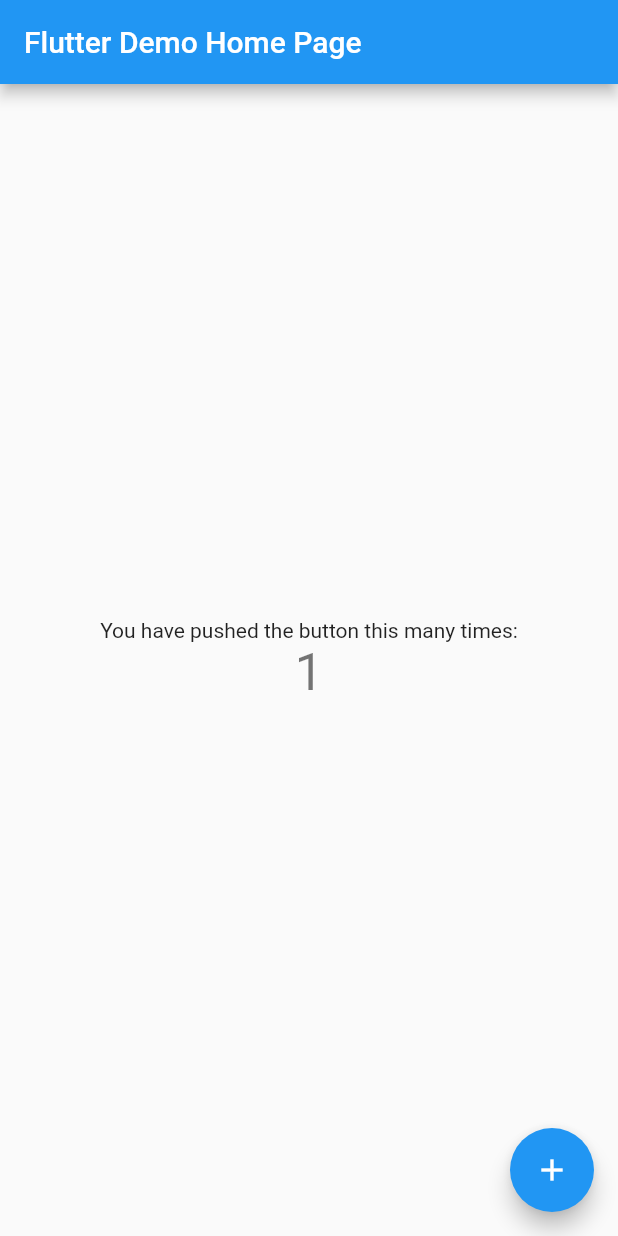
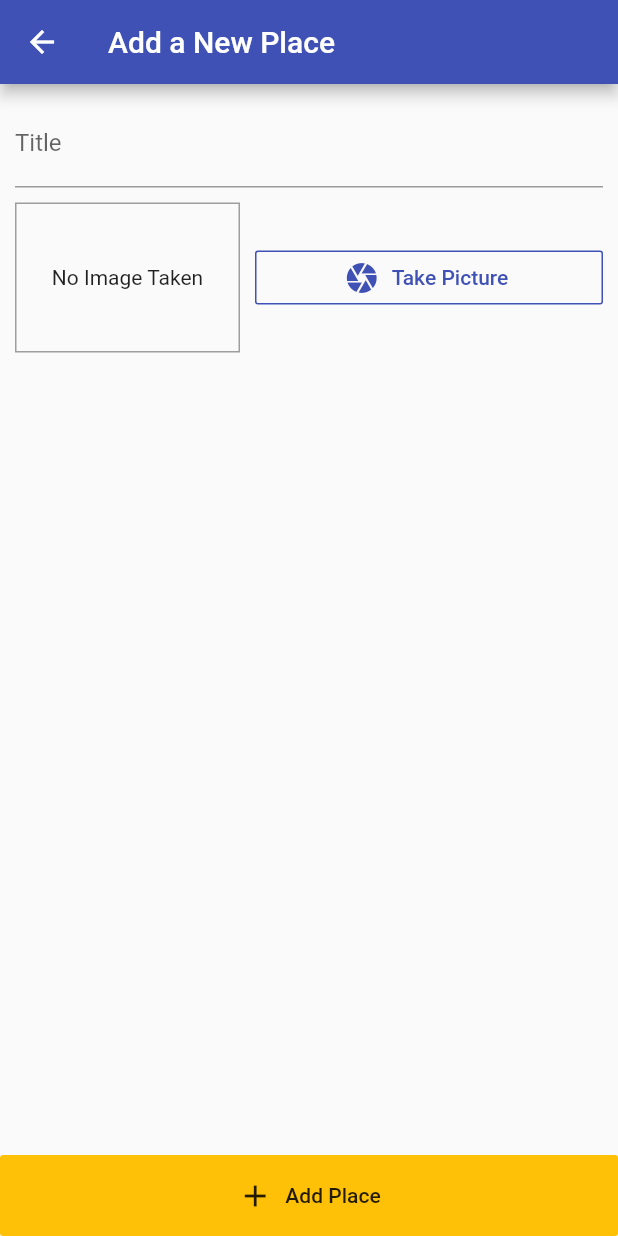
Before and after one commit to imKashyap/Great-Places, a Flutter app: the screen it shows after launch, after a tap on the "add" icon, on a phone screen of 412 x 824 dp. Run offline on Flutter 3.47's test engine with Material 2 defaults, Android fonts, the phone set to English and light mode, and no system bars; our stand-ins replace image_picker.

Commit message:
Adding feature to access device camera

```diff
--- a/lib/main.dart
+++ b/lib/main.dart
@@ -1,117 +1,27 @@
 import 'package:flutter/material.dart';
+import 'package:provider/provider.dart';
 
-void main() {
-  runApp(MyApp());
-}
+import './providers/great_places.dart';
+import './screens/places_list_screen.dart';
+import './screens/add_place_screen.dart';
+
+void main() => runApp(MyApp());
 
 class MyApp extends StatelessWidget {
-  // This widget is the root of your application.
   @override
   Widget build(BuildContext context) {
-    return MaterialApp(
-      title: 'Flutter Demo',
-      theme: ThemeData(
-        // This is the theme of your application.
-        //
-        // Try running your application with "flutter run". You'll see the
-        // application has a blue toolbar. Then, without quitting the app, try
-        // changing the primarySwatch below to Colors.green and then invoke
-        // "hot reload" (press "r" in the console where you ran "flutter run",
-        // or simply save your changes to "hot reload" in a Flutter IDE).
-        // Notice that the counter didn't reset back to zero; the application
-        // is not restarted.
-        primarySwatch: Colors.blue,
-        // This makes the visual density adapt to the platform that you run
-        // the app on. For desktop platforms, the controls will be smaller and
-        // closer together (more dense) than on mobile platforms.
-        visualDensity: VisualDensity.adaptivePlatformDensity,
-      ),
-      home: MyHomePage(title: 'Flutter Demo Home Page'),
+    return ChangeNotifierProvider.value(
+      value: GreatPlaces(),
+      child: MaterialApp(
+          title: 'Great Places',
+          theme: ThemeData(
+            primarySwatch: Colors.indigo,
+            accentColor: Colors.amber,
+          ),
+          home: PlacesListScreen(),
+          routes: {
+            AddPlaceScreen.routeName: (ctx) => AddPlaceScreen(),
+          }),
     );
   }
 }
-
-class MyHomePage extends StatefulWidget {
-  MyHomePage({Key key, this.title}) : super(key: key);
-
-  // This widget is the home page of your application. It is stateful, meaning
-  // that it has a State object (defined below) that contains fields that affect
-  // how it looks.
-
-  // This class is the configuration for the state. It holds the values (in this
-  // case the title) provided by the parent (in this case the App widget) and
-  // used by the build method of the State. Fields in a Widget subclass are
-  // always marked "final".
-
-  final String title;
-
-  @override
-  _MyHomePageState createState() => _MyHomePageState();
-}
-
-class _MyHomePageState extends State<MyHomePage> {
-  int _counter = 0;
-
-  void _incrementCounter() {
-    setState(() {
-      // This call to setState tells the Flutter framework that something has
-      // changed in this State, which causes it to rerun the build method below
-      // so that the display can reflect the updated values. If we changed
-      // _counter without calling setState(), then the build method would not be
-      // called again, and so nothing would appear to happen.
-      _counter++;
-    });
-  }
-
-  @override
-  Widget build(BuildContext context) {
-    // This method is rerun every time setState is called, for instance as done
-    // by the _incrementCounter method above.
-    //
-    // The Flutter framework has been optimized to make rerunning build methods
-    // fast, so that you can just rebuild anything that needs updating rather
-    // than having to individually change instances of widgets.
-    return Scaffold(
-      appBar: AppBar(
-        // Here we take the value from the MyHomePage object that was created by
-        // the App.build method, and use it to set our appbar title.
-        title: Text(widget.title),
-      ),
-      body: Center(
-        // Center is a layout widget. It takes a single child and positions it
-        // in the middle of the parent.
-        child: Column(
-          // Column is also a layout widget. It takes a list of children and
-          // arranges them vertically. By default, it sizes itself to fit its
-          // children horizontally, and tries to be as tall as its parent.
-          //
-          // Invoke "debug painting" (press "p" in the console, choose the
-          // "Toggle Debug Paint" action from the Flutter Inspector in Android
-          // Studio, or the "Toggle Debug Paint" command in Visual Studio Code)
-          // to see the wireframe for each widget.
-          //
-          // Column has various properties to control how it sizes itself and
-          // how it positions its children. Here we use mainAxisAlignment to
-          // center the children vertically; the main axis here is the vertical
-          // axis because Columns are vertical (the cross axis would be
-          // horizontal).
-          mainAxisAlignment: MainAxisAlignment.center,
-          children: <Widget>[
-            Text(
-              'You have pushed the button this many times:',
-            ),
-            Text(
-              '$_counter',
-              style: Theme.of(context).textTheme.headline4,
-            ),
-          ],
-        ),
-      ),
-      floatingActionButton: FloatingActionButton(
-        onPressed: _incrementCounter,
-        tooltip: 'Increment',
-        child: Icon(Icons.add),
-      ), // This trailing comma makes auto-formatting nicer for build methods.
-    );
-  }
-}
--- /dev/null
+++ b/lib/models/place.dart
@@ -0,0 +1,28 @@
+import 'dart:io';
+import 'package:flutter/foundation.dart';
+
+class PlaceLocation {
+  final double latitude;
+  final double longitude;
+  final String address;
+
+  PlaceLocation({
+    @required this.latitude,
+    @required this.longitude,
+    this.address,
+  });
+}
+
+class Place {
+  final String id;
+  final String title;
+  final PlaceLocation location;
+  final File image;
+
+  Place({
+    @required this.id,
+    @required this.title,
+    @required this.location,
+    @required this.image,
+  });
+}
--- /dev/null
+++ b/lib/providers/great_places.dart
@@ -0,0 +1,27 @@
+import 'dart:io';
+
+import 'package:flutter/foundation.dart';
+
+import '../models/place.dart';
+
+class GreatPlaces with ChangeNotifier {
+  List<Place> _items = [];
+
+  List<Place> get items {
+    return [..._items];
+  }
+
+  void addPlace(
+    String pickedTitle,
+    File pickedImage,
+  ) {
+    final newPlace = Place(
+      id: DateTime.now().toString(),
+      image: pickedImage,
+      title: pickedTitle,
+      location: null,
+    );
+    _items.add(newPlace);
+    notifyListeners();
+  }
+}
--- /dev/null
+++ b/lib/screens/add_place_screen.dart
@@ -0,0 +1,74 @@
+import 'dart:io';
+
+import 'package:flutter/material.dart';
+import 'package:provider/provider.dart';
+
+import '../widgets/image_input.dart';
+import '../providers/great_places.dart';
+
+class AddPlaceScreen extends StatefulWidget {
+  static const routeName = '/add-place';
+
+  @override
+  _AddPlaceScreenState createState() => _AddPlaceScreenState();
+}
+
+class _AddPlaceScreenState extends State<AddPlaceScreen> {
+  final _titleController = TextEditingController();
+  File _pickedImage;
+
+  void _selectImage(File pickedImage) {
+    _pickedImage = pickedImage;
+  }
+
+  void _savePlace() {
+    if (_titleController.text.isEmpty || _pickedImage == null) {
+      return;
+    }
+    Provider.of<GreatPlaces>(context, listen: false)
+        .addPlace(_titleController.text, _pickedImage);
+    Navigator.of(context).pop();
+  }
+
+  @override
+  Widget build(BuildContext context) {
+    return Scaffold(
+      appBar: AppBar(
+        title: Text('Add a New Place'),
+      ),
+      body: Column(
+        crossAxisAlignment: CrossAxisAlignment.stretch,
+        children: <Widget>[
+          Expanded(
+            child: SingleChildScrollView(
+              child: Padding(
+                padding: EdgeInsets.all(10),
+                child: Column(
+                  children: <Widget>[
+                    TextField(
+                      decoration: InputDecoration(labelText: 'Title'),
+                      controller: _titleController,
+                    ),
+                    SizedBox(
+                      height: 10,
+                    ),
+                    ImageInput(_selectImage),
+                  ],
+                ),
+              ),
+            ),
+          ),
+          RaisedButton.icon(
+            padding: const EdgeInsets.all(15.0),
+            icon: Icon(Icons.add),
+            label: Text('Add Place'),
+            onPressed: _savePlace,
+            elevation: 0,
+            materialTapTargetSize: MaterialTapTargetSize.shrinkWrap,
+            color: Theme.of(context).accentColor,
+          ),
+        ],
+      ),
+    );
+  }
+}
--- /dev/null
+++ b/lib/screens/places_list_screen.dart
@@ -0,0 +1,45 @@
+import 'package:flutter/material.dart';
+import 'package:provider/provider.dart';
+
+import './add_place_screen.dart';
+import '../providers/great_places.dart';
+
+class PlacesListScreen extends StatelessWidget {
+  @override
+  Widget build(BuildContext context) {
+    return Scaffold(
+      appBar: AppBar(
+        title: Text('Your Places'),
+        actions: <Widget>[
+          IconButton(
+            icon: Icon(Icons.add),
+            onPressed: () {
+              Navigator.of(context).pushNamed(AddPlaceScreen.routeName);
+            },
+          ),
+        ],
+      ),
+      body: Consumer<GreatPlaces>(
+        child: Center(
+          child: const Text('Got no places yet, start adding some!'),
+        ),
+        builder: (ctx, greatPlaces, ch) => greatPlaces.items.length <= 0
+            ? ch
+            : ListView.separated(
+                itemCount: greatPlaces.items.length,
+                itemBuilder: (ctx, i) => ListTile(
+                      leading: CircleAvatar(
+                        backgroundImage: FileImage(
+                          greatPlaces.items[i].image,
+                        ),
+                      ),
+                      title: Text(greatPlaces.items[i].title),
+                      onTap: () {
+                        // Go to detail page ...
+                      },
+                    ), separatorBuilder: (BuildContext context, int index)=>Divider()
+              ),
+      ),
+    );
+  }
+}
--- /dev/null
+++ b/lib/widgets/image_input.dart
@@ -0,0 +1,75 @@
+import 'dart:io';
+
+import 'package:flutter/material.dart';
+import 'package:image_picker/image_picker.dart';
+import 'package:path/path.dart' as path;
+import 'package:path_provider/path_provider.dart' as syspaths;
+
+class ImageInput extends StatefulWidget {
+  final Function onSelectImage;
+
+  ImageInput(this.onSelectImage);
+
+  @override
+  _ImageInputState createState() => _ImageInputState();
+}
+
+class _ImageInputState extends State<ImageInput> {
+  File _storedImage;
+
+  Future<void> _takePicture() async {
+    final imageFile = await ImagePicker.pickImage(
+      source: ImageSource.camera,
+      maxWidth: 600,
+    );
+    if (imageFile == null) {
+      return;
+    }
+    setState(() {
+      _storedImage = imageFile;
+    });
+    final appDir = await syspaths.getApplicationDocumentsDirectory();
+    final fileName = path.basename(imageFile.path);
+    final savedImage = await imageFile.copy('${appDir.path}/$fileName');
+    widget.onSelectImage(savedImage);
+  }
+
+  @override
+  Widget build(BuildContext context) {
+    return Row(
+      children: <Widget>[
+        Container(
+          width: 150,
+          height: 100,
+          decoration: BoxDecoration(
+            border: Border.all(width: 1, color: Colors.grey),
+          ),
+          child: _storedImage != null
+              ? Image.file(
+                  _storedImage,
+                  fit: BoxFit.cover,
+                  width: double.infinity,
+                )
+              : Text(
+                  'No Image Taken',
+                  textAlign: TextAlign.center,
+                ),
+          alignment: Alignment.center,
+        ),
+        SizedBox(
+          width: 10,
+        ),
+        Expanded(
+          child: OutlineButton.icon(
+            borderSide: BorderSide(
+              color: Theme.of(context).primaryColor,),
+            icon: Icon(Icons.camera),
+            label: Text('Take Picture'),
+            textColor: Theme.of(context).primaryColor,
+            onPressed: _takePicture,
+          ),
+        ),
+      ],
+    );
+  }
+}
```
Also changed, not shown: pubspec.yaml (+5 -7 lines), lib/screens/place_detail_screen.dart (added), pubspec.lock.
